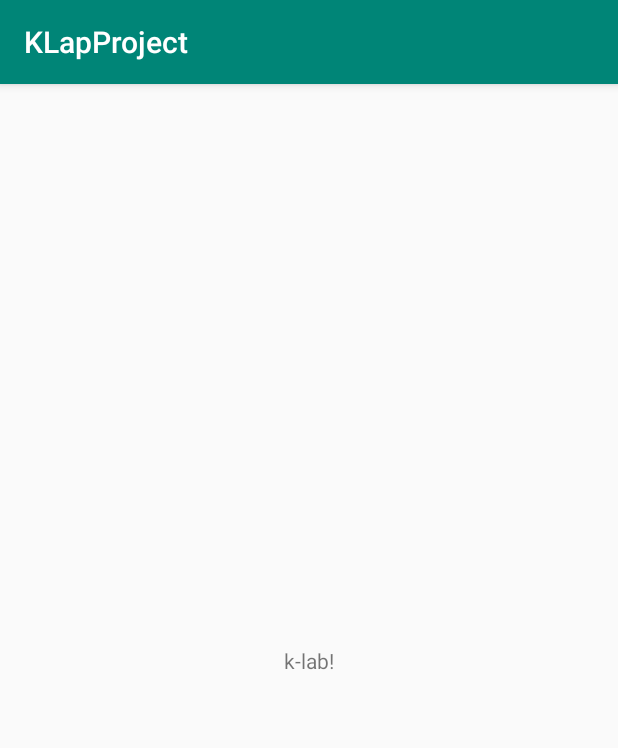
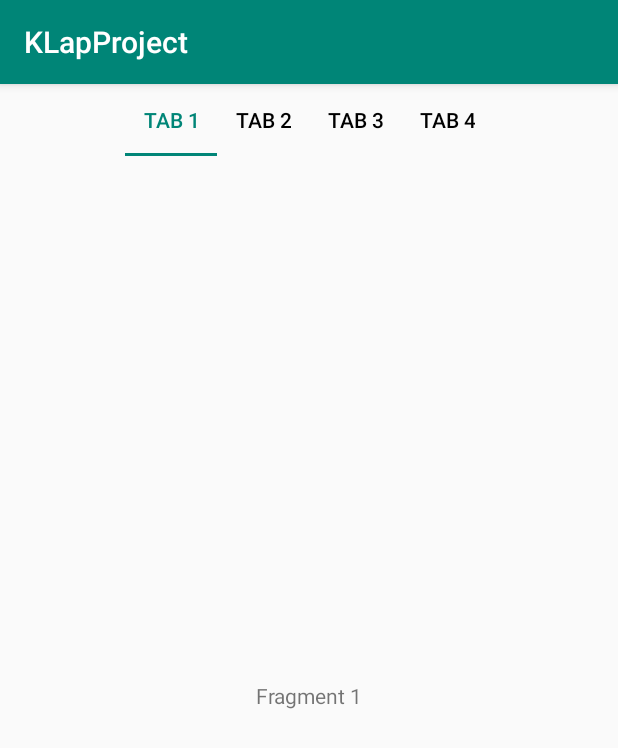
Before and after one commit to syoung125/K-Lab-group-buying-, an Android app: the screen it shows after launch (MainActivity), on a phone screen of 412 x 824 dp. Shown: the top 748 px of the screen. Run offline under Robolectric (Android 15) with nearby library versions, the phone set to English and light mode, and no system bars.

Commit message:
기본적인 tab 레이어 구현
- 가장 base

```diff
--- a/app/build.gradle
+++ b/app/build.gradle
@@ -23,11 +23,12 @@ android {
 }
 
 dependencies {
-    implementation fileTree(dir: 'libs', include: ['*.jar'])
-    implementation"org.jetbrains.kotlin:kotlin-stdlib-jdk7:$kotlin_version"
+    implementation fileTree(include: ['*.jar'], dir: 'libs')
+    implementation "org.jetbrains.kotlin:kotlin-stdlib-jdk7:$kotlin_version"
     implementation 'com.android.support:appcompat-v7:28.0.0'
     implementation 'com.android.support.constraint:constraint-layout:1.1.3'
     testImplementation 'junit:junit:4.12'
     androidTestImplementation 'com.android.support.test:runner:1.0.2'
     androidTestImplementation 'com.android.support.test.espresso:espresso-core:3.0.2'
+    implementation 'com.android.support:design:28.0.0'
 }
--- /dev/null
+++ b/app/src/main/java/com/example/klapproject/Fragment1.kt
@@ -0,0 +1,15 @@
+package com.example.klapproject
+
+import android.os.Bundle
+import android.support.v4.app.Fragment
+import android.view.LayoutInflater
+import android.view.View
+import android.view.ViewGroup
+import com.example.klapproject.R
+
+class Fragment1 : Fragment() {
+
+    override fun onCreateView(inflater: LayoutInflater, container: ViewGroup?, savedInstanceState: Bundle?): View? {
+        return inflater.inflate(R.layout.fragment_fragment1, container, false)
+    }
+}
--- /dev/null
+++ b/app/src/main/java/com/example/klapproject/Fragment2.kt
@@ -0,0 +1,14 @@
+package com.example.klapproject
+
+import android.os.Bundle
+import android.support.v4.app.Fragment
+import android.view.LayoutInflater
+import android.view.View
+import android.view.ViewGroup
+
+class Fragment2 : Fragment(){
+    override fun onCreateView(inflater: LayoutInflater, container: ViewGroup?, savedInstanceState: Bundle?): View? {
+
+        return inflater.inflate(R.layout.fragment_fragment2, container, false)
+    }
+}
--- a/app/src/main/java/com/example/klapproject/MainActivity.kt
+++ b/app/src/main/java/com/example/klapproject/MainActivity.kt
@@ -1,12 +1,42 @@
 package com.example.klapproject
 
+import android.os.Bundle
+import android.support.design.widget.TabLayout
 import android.support.v7.app.AppCompatActivity
-import android.os.Bundle
+import android.util.Log
+import kotlinx.android.synthetic.main.activity_main.*
 
 class MainActivity : AppCompatActivity() {
 
+    private var tabLayer:TabLayout?= null
     override fun onCreate(savedInstanceState: Bundle?) {
         super.onCreate(savedInstanceState)
         setContentView(R.layout.activity_main)
+
+        init()
+    }
+
+    fun init(){
+        tabLayer = findViewById(R.id.layout_tab)
+        tabLayer?.addTab(tabLayer!!.newTab().setText("Tab 1"))
+        tabLayer?.addTab(tabLayer!!.newTab().setText("Tab 2"))
+        tabLayer?.addTab(tabLayer!!.newTab().setText("Tab 3"))
+        tabLayer?.addTab(tabLayer!!.newTab().setText("Tab 4"))
+        // 탭 4개 추가
+
+        val adapter = MyAdapter(supportFragmentManager, tabLayer!!.tabCount)
+        content.adapter = adapter
+
+        content.addOnPageChangeListener(TabLayout.TabLayoutOnPageChangeListener(tabLayer))
+
+        tabLayer!!.addOnTabSelectedListener(object : TabLayout.OnTabSelectedListener {
+            override fun onTabReselected(p0: TabLayout.Tab?) {}
+            override fun onTabUnselected(p0: TabLayout.Tab?) {}
+            override fun onTabSelected(tab: TabLayout.Tab) {
+                Log.e("test",tab.position.toString() +" "+content.currentItem.toString())
+                content.currentItem = tab.position}
+        })
+
+        Log.e("test","꾸에에엑")
     }
 }
--- /dev/null
+++ b/app/src/main/java/com/example/klapproject/MyAdapter.kt
@@ -0,0 +1,23 @@
+package com.example.klapproject
+
+
+import android.support.v4.app.Fragment
+import android.support.v4.app.FragmentManager
+import android.support.v4.app.FragmentPagerAdapter
+
+class MyAdapter(fm: FragmentManager,val num:Int): FragmentPagerAdapter(fm){
+
+    override fun getCount(): Int {
+        return num
+    }
+
+    override fun getItem(position: Int): Fragment? {
+         when(position){
+            0-> return Fragment1()
+            1-> return Fragment2()
+             2->return Fragment1()
+             3->return Fragment2()
+        }
+        return null
+    }
+}
--- a/app/src/main/res/layout/activity_main.xml
+++ b/app/src/main/res/layout/activity_main.xml
@@ -1,18 +1,25 @@
 <?xml version="1.0" encoding="utf-8"?>
-<android.support.constraint.ConstraintLayout xmlns:android="http://schemas.android.com/apk/res/android"
-    xmlns:app="http://schemas.android.com/apk/res-auto"
-    xmlns:tools="http://schemas.android.com/tools"
-    android:layout_width="match_parent"
-    android:layout_height="match_parent"
-    tools:context=".MainActivity">
+<LinearLayout
+        xmlns:android="http://schemas.android.com/apk/res/android"
+        xmlns:tools="http://schemas.android.com/tools"
+        xmlns:app="http://schemas.android.com/apk/res-auto"
+        android:layout_width="match_parent"
+        android:layout_height="match_parent"
+        tools:context=".MainActivity"
+        android:orientation="vertical">
+    <android.support.design.widget.TabLayout
+            android:layout_width="match_parent"
+            android:layout_height="wrap_content"
+            app:tabGravity="center"
+            android:id="@+id/layout_tab"
+            app:tabMode="fixed"
+            app:tabTextColor="#000000"
+            app:tabSelectedTextColor="@color/colorPrimary"
+            app:tabIndicatorColor="@color/colorPrimary">
+    </android.support.design.widget.TabLayout>
+    <android.support.v4.view.ViewPager android:layout_width="match_parent"
+                                       android:layout_height="wrap_content"
+                                       android:id="@+id/content">
+    </android.support.v4.view.ViewPager>
 
-    <TextView
-        android:layout_width="wrap_content"
-        android:layout_height="wrap_content"
-        android:text="k-lab!"
-        app:layout_constraintBottom_toBottomOf="parent"
-        app:layout_constraintLeft_toLeftOf="parent"
-        app:layout_constraintRight_toRightOf="parent"
-        app:layout_constraintTop_toTopOf="parent" />
-
-</android.support.constraint.ConstraintLayout>
+</LinearLayout>
--- /dev/null
+++ b/app/src/main/res/layout/fragment_fragment1.xml
@@ -0,0 +1,15 @@
+<?xml version="1.0" encoding="utf-8"?>
+<FrameLayout xmlns:android="http://schemas.android.com/apk/res/android"
+             xmlns:tools="http://schemas.android.com/tools"
+             android:layout_width="match_parent"
+             android:layout_height="match_parent"
+             tools:context=".Fragment1"
+    android:layout_gravity="center">
+
+    <TextView
+            android:gravity="center"
+            android:layout_width="match_parent"
+            android:layout_height="match_parent"
+            android:text="Fragment 1"/>
+
+</FrameLayout>
--- /dev/null
+++ b/app/src/main/res/layout/fragment_fragment2.xml
@@ -0,0 +1,16 @@
+<?xml version="1.0" encoding="utf-8"?>
+<FrameLayout xmlns:android="http://schemas.android.com/apk/res/android"
+             xmlns:tools="http://schemas.android.com/tools"
+             android:layout_width="match_parent"
+             android:layout_height="match_parent"
+             tools:context=".Fragment2"
+android:layout_gravity="center">
+
+    <!-- TODO: Update blank fragment layout -->
+    <TextView
+            android:gravity="center"
+            android:layout_width="match_parent"
+            android:layout_height="match_parent"
+            android:text="Fragment 2"/>
+
+</FrameLayout>
```
